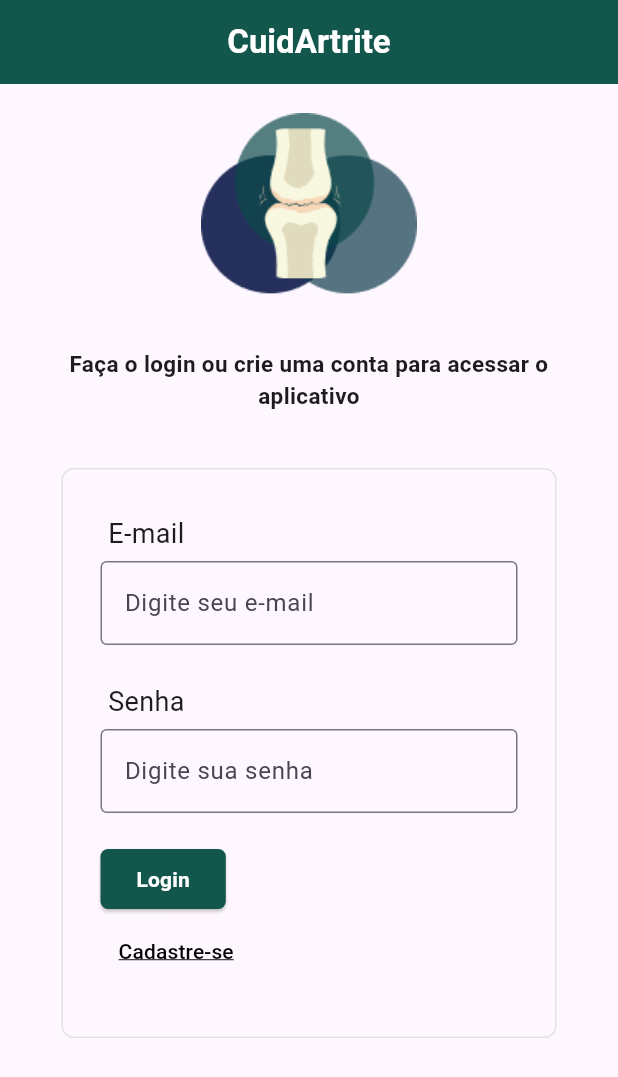
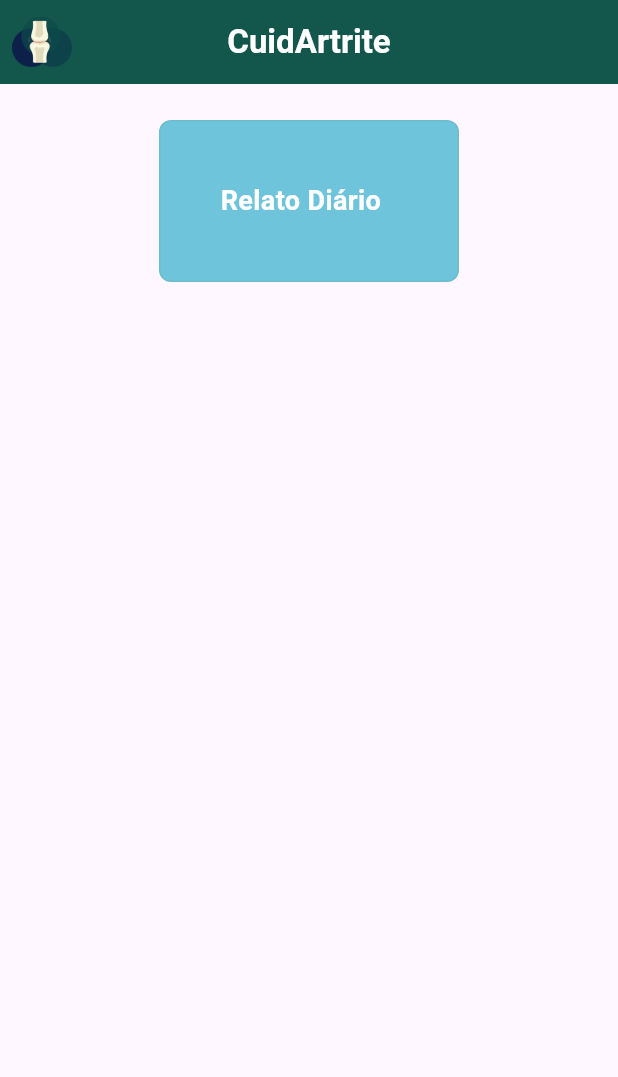
Before and after one commit to Gioborges20/App_CuidArtrite, a Flutter app: the screen it shows after launch, after a tap on "Login", on a phone screen of 412 x 824 dp. Shown: the top 1077 px of the screen. Run offline on Flutter 3.47's test engine with Material 3 defaults, Android fonts, the phone set to English and light mode, and no system bars; our stand-ins replace flutter_modular, google_fonts; Roboto replaces fonts that are missing (Sen).

Commit message:
Inicio da tela principal

```diff
--- a/app_cuidArtrite/lib/modules/login/login_page.dart
+++ b/app_cuidArtrite/lib/modules/login/login_page.dart
@@ -1,4 +1,5 @@
 import 'package:app_osteoartrite/modules/login/cadastro_page.dart';
+import 'package:app_osteoartrite/modules/login/tela_principal_page.dart';
 import 'package:flutter/material.dart';
 
 class LoginPage extends StatefulWidget {
@@ -78,7 +79,12 @@ class _LoginPageState extends State<LoginPage> {
                   ),
                   const SizedBox(height: 20),
                   ElevatedButton(
-                    onPressed: () {},
+                    onPressed: () {
+                      Navigator.push(
+                        context,
+                         MaterialPageRoute(builder: (context) => TelaPrincipalPage()),
+                        );
+                    },
                     style: ElevatedButton.styleFrom(
                       backgroundColor: Color(0xFF13574C), // Cor verde do AppBar
                       shape: RoundedRectangleBorder(
--- /dev/null
+++ b/app_cuidArtrite/lib/modules/login/tela_principal_page.dart
@@ -0,0 +1,73 @@
+import 'package:flutter/material.dart';
+
+class TelaPrincipalPage extends StatefulWidget {
+  const TelaPrincipalPage({super.key});
+
+  @override
+  State<TelaPrincipalPage> createState() => _telaPrincipal();
+}
+
+class _telaPrincipal extends State<TelaPrincipalPage> {
+  @override
+  Widget build(BuildContext context) {
+    return Scaffold(
+      appBar: AppBar(
+        title: const Text('CuidArtrite',
+          style: TextStyle(
+            fontWeight: FontWeight.bold,
+            color: Color.fromARGB(255, 255, 255, 255),
+          ),
+        ),
+        centerTitle: true,
+        leading: Padding(
+          padding: EdgeInsets.all(8),
+          child: Image(
+            image: AssetImage('assets/logo.png'),
+            width: 40,
+          ),
+        ),
+        backgroundColor: Color(0xFF13574C),
+      ),
+      body: SingleChildScrollView(
+        child: Center(
+          child: Column(
+            children: [
+              Padding(
+                padding: EdgeInsets.only(top: 24), // Margem superior
+                child: Container(
+                  decoration: BoxDecoration(
+                    color: Color.fromARGB(255, 110, 196, 218),
+                    border: Border.all(
+                      color: const Color.fromARGB(23, 100, 100, 100),
+                      width: 1.0,
+                    ),
+                    borderRadius: BorderRadius.circular(8.0),
+                  ),
+                  width: 200,
+                  child: Padding(
+                    padding: EdgeInsets.all(25),
+                    child: Column(
+                      crossAxisAlignment: CrossAxisAlignment.start,
+                      mainAxisAlignment: MainAxisAlignment.start,
+                      children: [
+                        Padding(
+                          padding: EdgeInsetsGeometry.all(15),
+                          child: Text(
+                            'Relato Diário',
+                            style: TextStyle(
+                            fontSize: 18,
+                            fontWeight: FontWeight.bold,
+                            color: const Color.fromARGB(255, 255, 255, 255),)),
+                        ),
+                      ],
+                    ),
+                  ),
+                ),
+              ),
+            ],
+          ),
+        ),
+      ),
+    );
+  }
+}
```
